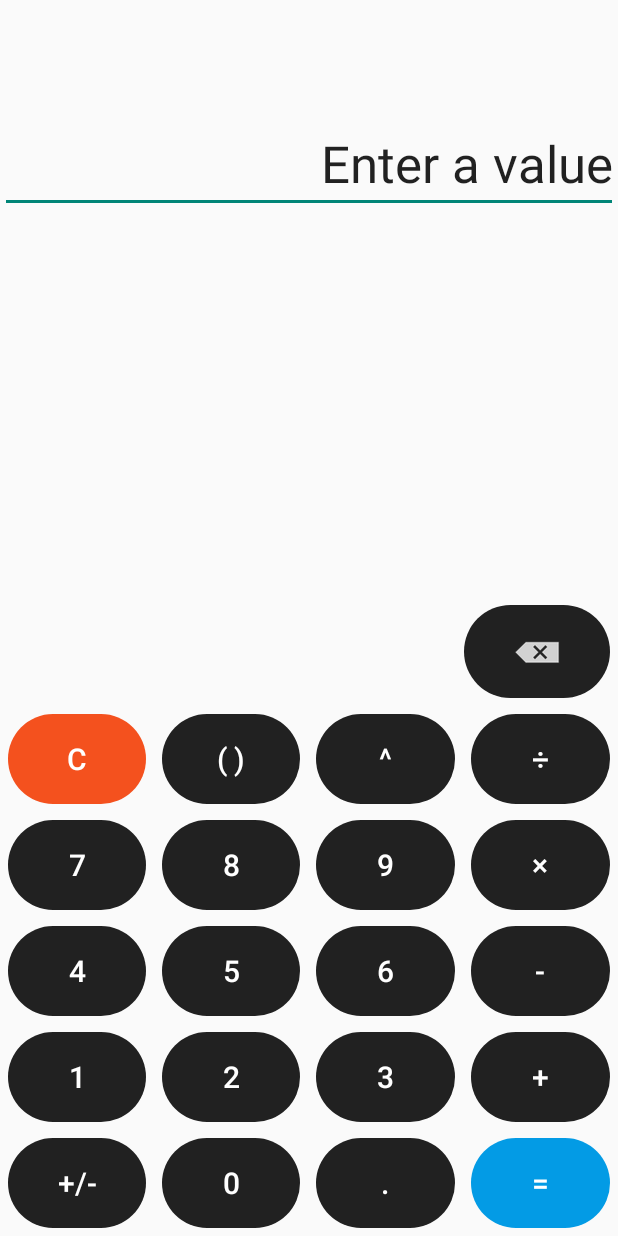
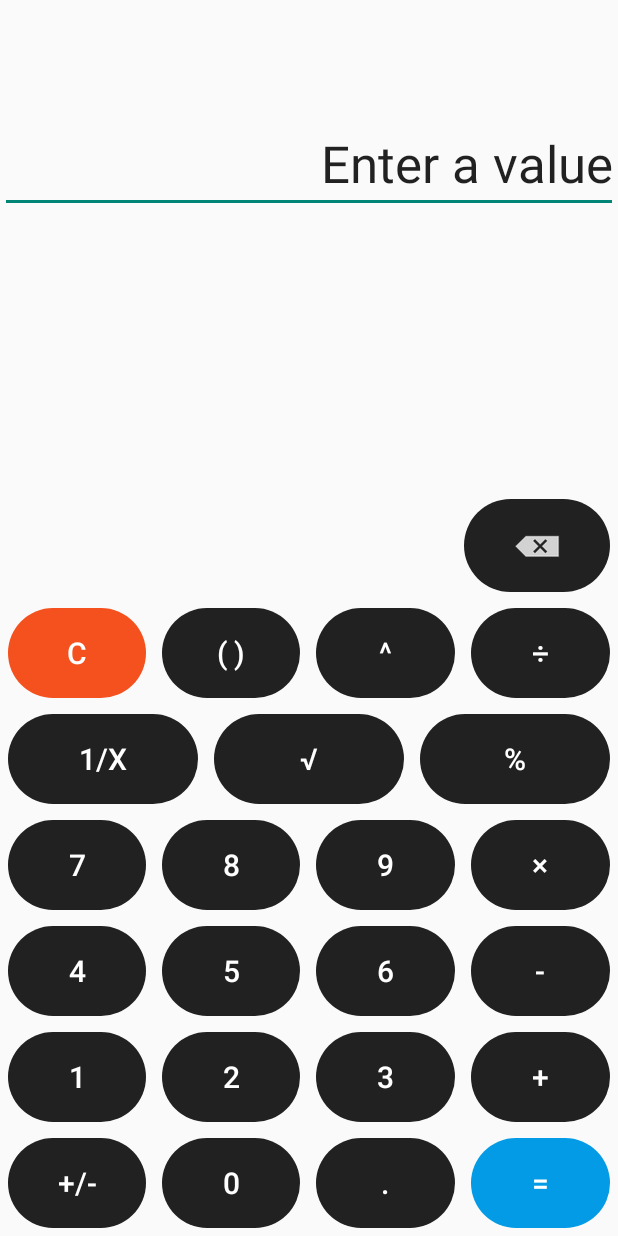
Before and after one commit to faridsalmanov/Calculator, an Android app: the screen it shows after launch (MainActivity), on a phone screen of 412 x 824 dp. Run offline under Robolectric (Android 15) with nearby library versions, the phone set to English and light mode, and no system bars.

Commit message:
Added 3 new Buttons

```diff
--- a/app/src/main/java/com/example/calculator/MainActivity.java
+++ b/app/src/main/java/com/example/calculator/MainActivity.java
@@ -133,4 +133,16 @@ public class MainActivity extends AppCompatActivity {
             display.setSelection(CursorPos - 1);
         }
     }
+    public void reciprocalBTN(View view) {
+        updateText("1/");
+    }
+
+    public void squareRootBTN(View view) {
+        updateText("√");
+    }
+
+    public void percentBTN(View view) {
+        updateText("%");
+    }
+
 }
--- a/app/src/main/res/layout/activity_main.xml
+++ b/app/src/main/res/layout/activity_main.xml
@@ -16,7 +16,6 @@
         app:layout_constraintTop_toBottomOf="@+id/textView"
         app:layout_constraintVertical_bias="0.9"
         tools:ignore="UnknownId">
-
         <TableRow
             android:layout_width="match_parent"
             android:layout_height="match_parent">
@@ -79,7 +78,51 @@
                 android:textColor="@color/white"
                 android:textSize="20sp" />
         </TableRow>
+        <TableRow
+            android:layout_width="match_parent"
+            android:layout_height="match_parent">
 
+            <Button
+                android:id="@+id/reciprocalBTN"
+                style="@style/Widget.AppCompat.Button.Borderless"
+                android:layout_width="0dp"
+                android:layout_height="60dp"
+                android:layout_margin="5dp"
+                android:layout_weight="1"
+                android:background="@drawable/circle_button"
+                android:onClick="reciprocalBTN"
+                android:text="@string/reciprocal"
+            android:textColor="@color/white"
+            android:textSize="20sp" />
+
+            <Button
+                android:id="@+id/squareRootBTN"
+                style="@style/Widget.AppCompat.Button.Borderless"
+                android:layout_width="0dp"
+                android:layout_height="60dp"
+                android:layout_margin="5dp"
+                android:layout_weight="1"
+                android:background="@drawable/circle_button"
+                android:onClick="squareRootBTN"
+                android:text="\u221A"
+            android:textColor="@color/white"
+            android:textSize="20sp" />
+
+            <Button
+                android:id="@+id/percentBTN"
+                style="@style/Widget.AppCompat.Button.Borderless"
+                android:layout_width="0dp"
+                android:layout_height="60dp"
+                android:layout_margin="5dp"
+                android:layout_weight="1"
+                android:background="@drawable/circle_button"
+                android:onClick="percentBTN"
+                android:text="@string/percent"
+                android:textColor="@color/white"
+                android:textSize="20sp" />
+
+            <!-- Add more buttons here if needed -->
+        </TableRow>
         <TableRow
             android:layout_width="match_parent"
             android:layout_height="match_parent">
@@ -351,6 +394,7 @@
         android:layout_width="97dp"
         android:layout_height="62dp"
         android:layout_margin="5dp"
+        android:layout_marginBottom="72dp"
         android:background="@drawable/circle_button"
         android:contentDescription="@string/backspace"
         android:gravity="center"
--- a/app/src/main/res/values/strings.xml
+++ b/app/src/main/res/values/strings.xml
@@ -22,5 +22,7 @@
     <string name="equals">=</string>
     <string name="backspace"> </string>
     <string name="enter_a_value">Enter a value</string>
+    <string name="reciprocal">1/x</string>
+    <string name="percent">%</string>
 
 </resources>
```
